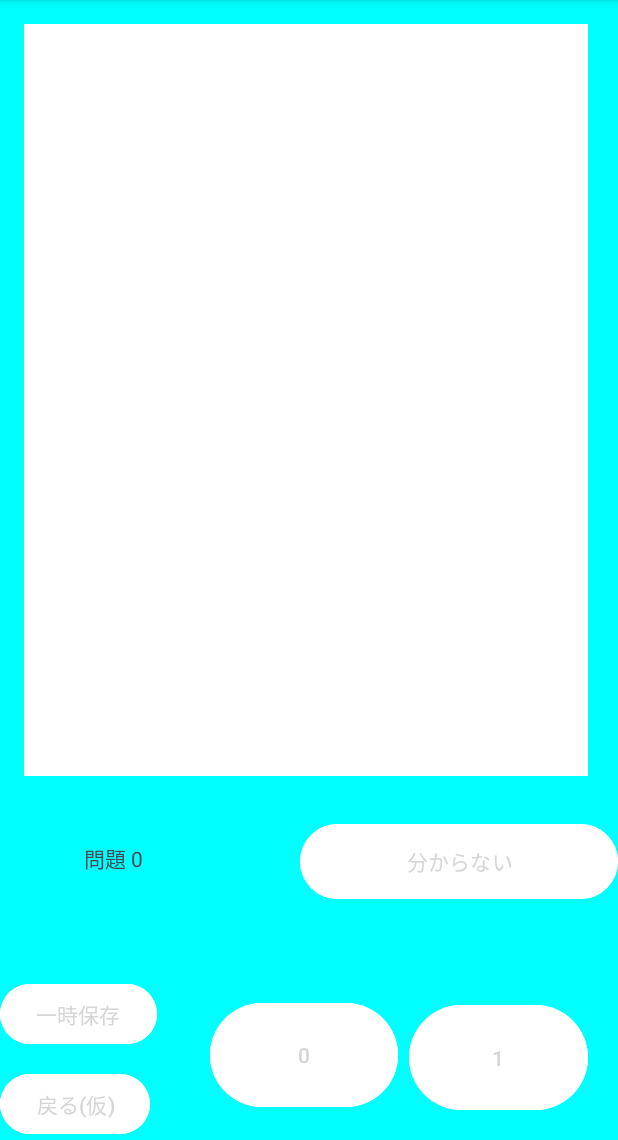
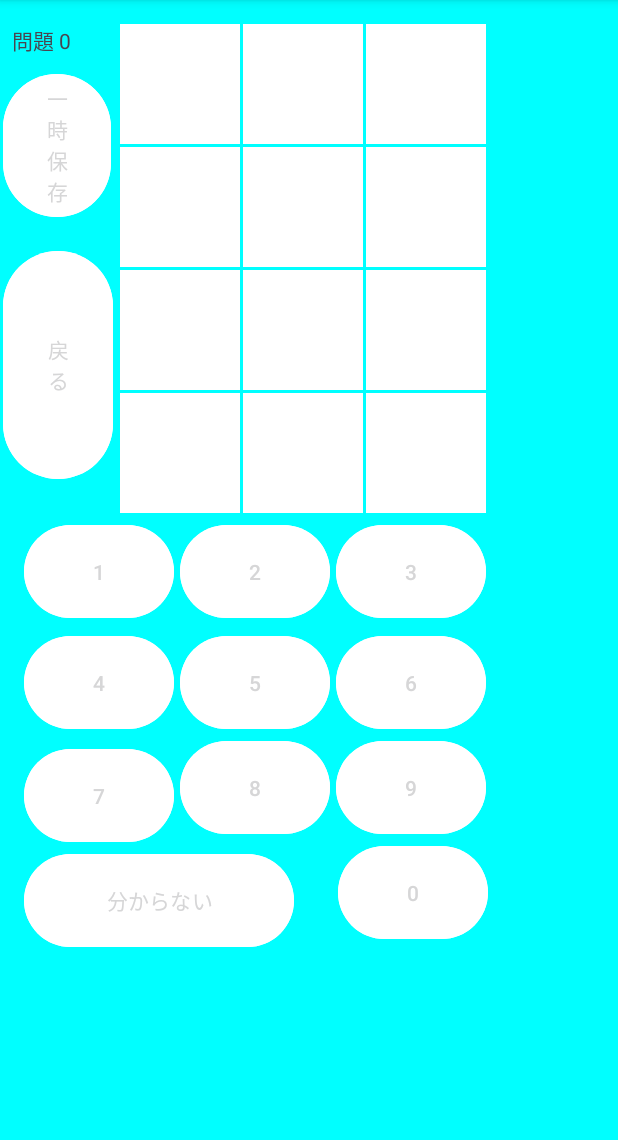
Before and after one commit to richu72/0-1Simulater, an Android app: the screen it shows after launch (simulator), after a tap on "スタート", on a phone screen of 412 x 824 dp, the part 96-1236 px from its top. Run offline under Robolectric (Android 15) with nearby library versions, the phone set to English and light mode, and no system bars.

Commit message:
ボタンの修正

```diff
--- a/app/src/main/AndroidManifest.xml
+++ b/app/src/main/AndroidManifest.xml
@@ -12,6 +12,9 @@
         android:supportsRtl="true"
         android:theme="@style/Theme.01Simulator"
         tools:targetApi="31">
+        <activity
+            android:name=".end"
+            android:exported="false" />
         <activity
             android:name=".menu"
             android:exported="false" />
--- /dev/null
+++ b/app/src/main/java/com/websarva/wings/android/a0_1simulator/YesNoDialog.java
@@ -0,0 +1,49 @@
+package com.websarva.wings.android.a0_1simulator;
+
+import android.app.AlertDialog;
+import android.app.Dialog;
+import android.content.DialogInterface;
+import android.os.Bundle;
+import androidx.annotation.NonNull;
+import androidx.fragment.app.DialogFragment;
+
+public class YesNoDialog extends DialogFragment {
+    simulation sm;
+    public boolean flag_save = false;
+    @NonNull
+    @Override
+    public Dialog onCreateDialog(@NonNull Bundle savedInstanceState) {
+        //ダイアログビルダーの生成
+        AlertDialog.Builder builder = new AlertDialog.Builder(getActivity());
+        //ダイアログのタイトルを設定
+        builder.setTitle((R.string.dialog_title));
+        //ダイアログのメッセージを設定
+        builder.setMessage(R.string.dialog_msg);
+        //YESボタン
+        builder.setPositiveButton(R.string.dialog_btn_yes, new DialogButtonClickListener());
+        //NOボタン
+        builder.setNegativeButton(R.string.dialog_btn_no, new DialogButtonClickListener());
+        //ダイアログオブジェクトを生成し、リターン
+        AlertDialog dialog = builder.create();
+        return dialog;
+    }
+
+    private class DialogButtonClickListener implements DialogInterface.OnClickListener {
+
+        @Override
+        public void onClick(DialogInterface dialog, int which) {
+            //タップされたアクションボタンで分岐。
+            System.out.println(which);
+            switch (which) {
+                //Positive Buttonならば…
+                case DialogInterface.BUTTON_POSITIVE:
+                    flag_save = true;
+                    break;
+                //Negative Buttonならば…
+                case DialogInterface.BUTTON_NEGATIVE:
+                    flag_save = false;
+                    break;
+            }
+        }
+    }
+}
--- /dev/null
+++ b/app/src/main/java/com/websarva/wings/android/a0_1simulator/end.java
@@ -0,0 +1,14 @@
+package com.websarva.wings.android.a0_1simulator;
+
+import androidx.appcompat.app.AppCompatActivity;
+
+import android.os.Bundle;
+
+public class end extends AppCompatActivity {
+
+    @Override
+    protected void onCreate(Bundle savedInstanceState) {
+        super.onCreate(savedInstanceState);
+        setContentView(R.layout.activity_end);
+    }
+}
--- a/app/src/main/java/com/websarva/wings/android/a0_1simulator/simulation.java
+++ b/app/src/main/java/com/websarva/wings/android/a0_1simulator/simulation.java
@@ -1,10 +1,12 @@
 package com.websarva.wings.android.a0_1simulator;
 
 import android.content.Context;
+import android.view.View;
 
 import java.io.BufferedReader;
 import java.io.File;
 import java.io.FileReader;
+import java.io.FileWriter;
 import java.io.IOException;
 import java.io.Serializable;
 import java.util.Arrays;
@@ -55,4 +57,17 @@ public class simulation implements Serializable {
         }
         calcImages();
     }
+    public void save(){
+        String str ="";
+        for(int i=0;i< current_number;i++){
+            str+=String.valueOf(i)+"\t"+String.valueOf(answers[i])+"\n";
+        }
+        try (FileWriter writer = new FileWriter(file)) {
+            writer.write(str);
+            writer.close();
+        }
+        catch (IOException e) {
+            e.printStackTrace();
+        }
+    }
 }
--- a/app/src/main/java/com/websarva/wings/android/a0_1simulator/simulator.java
+++ b/app/src/main/java/com/websarva/wings/android/a0_1simulator/simulator.java
@@ -2,7 +2,6 @@ package com.websarva.wings.android.a0_1simulator;
 
 import androidx.appcompat.app.AppCompatActivity;
 
-import android.content.Context;
 import android.content.Intent;
 import android.graphics.Color;
 import android.os.Bundle;
@@ -11,7 +10,6 @@ import android.widget.Button;
 import android.widget.ImageView;
 import android.widget.TextView;
 
-import java.io.File;
 import java.io.FileWriter;
 import java.io.IOException;
 
@@ -36,8 +34,17 @@ public class simulator extends AppCompatActivity {
 
     }
     public void back (View v) {
-        Intent intent = new Intent(this,MainActivity.class);//開く画面
-        startActivity(intent);//イベントハンドラ
+        if(sm.current_number==0){
+            Intent intent = new Intent(this, MainActivity.class);//開く画面
+            startActivity(intent);//イベントハンドラ
+        }
+        else {
+            sm.current_number--;
+            sm.calcImages();
+            setImages(sm.images);
+            TextView tv = findViewById(R.id.tvQuestionNo);
+            tv.setText("問題 "+String.valueOf(sm.current_number));
+        }
     }
 
     public void answer (View v) {
@@ -48,12 +55,39 @@ public class simulator extends AppCompatActivity {
         else if (b.getText().equals("1")) {
             sm.answers[sm.current_number]=1;
         }
+        else if (b.getText().equals("2")) {
+            sm.answers[sm.current_number]=2;
+        }
+        else if (b.getText().equals("3")) {
+            sm.answers[sm.current_number]=3;
+        }
+        else if (b.getText().equals("4")) {
+            sm.answers[sm.current_number]=4;
+        }
+        else if (b.getText().equals("5")) {
+            sm.answers[sm.current_number]=5;
+        }
+        else if (b.getText().equals("6")) {
+            sm.answers[sm.current_number]=6;
+        }
+        else if (b.getText().equals("7")) {
+            sm.answers[sm.current_number]=7;
+        }
+        else if (b.getText().equals("8")) {
+            sm.answers[sm.current_number]=8;
+        }
+        else if (b.getText().equals("9")) {
+            sm.answers[sm.current_number]=9;
+        }
         else if (b.getText().equals("分からない")) {
             sm.answers[sm.current_number]=-1;
         }
 
         if(sm.current_number==4095){
-            //end//終わった画面に遷移する
+            //終わった画面に遷移する
+            sm.save();
+            Intent intent = new Intent(this,end.class);//開く画面
+            startActivity(intent);//イベントハンドラ
         }
         int[] images = sm.getNextImages();
         TextView tv = findViewById(R.id.tvQuestionNo);
@@ -65,18 +99,7 @@ public class simulator extends AppCompatActivity {
         }
     }
 
-    public void saveTemporarily(View view){
-        String str ="";
-        for(int i=0;i< sm.current_number;i++){
-            str+=String.valueOf(i)+"\t"+String.valueOf(sm.answers[i])+"\n";
-        }
-        try (FileWriter writer = new FileWriter(sm.file)) {
-            writer.write(str);
-        }
-        catch (IOException e) {
-            e.printStackTrace();
-        }
-    }
+    //画像の切り替え
     public  void setImages(int[] images){
         if(images[0]==0){
             ImageView by = findViewById(R.id.imageView1);
@@ -175,4 +198,18 @@ public class simulator extends AppCompatActivity {
             by.setBackgroundColor(Color.rgb(0x00, 0x00,0x00));
         }
     }
+    //一時保存
+    public void saveTemporarily(View view){
+        sm.save();
+        Intent intent = new Intent(this, MainActivity.class);//開く画面
+        startActivity(intent);//イベントハンドラ
+    }
+//    public void onClickBack(View view){
+//        YesNoDialog dialogFragment = new YesNoDialog();
+//        dialogFragment.show(getSupportFragmentManager(),"YesNoDialog");
+//        System.out.println(dialogFragment.flag_save);
+//        if(dialogFragment.flag_save){
+//            sm.saveTemporarily();
+//        }
+//    }
 }
--- /dev/null
+++ b/app/src/main/res/layout/activity_end.xml
@@ -0,0 +1,18 @@
+<?xml version="1.0" encoding="utf-8"?>
+<androidx.constraintlayout.widget.ConstraintLayout xmlns:android="http://schemas.android.com/apk/res/android"
+    xmlns:app="http://schemas.android.com/apk/res-auto"
+    xmlns:tools="http://schemas.android.com/tools"
+    android:layout_width="match_parent"
+    android:layout_height="match_parent"
+    tools:context=".end">
+
+    <TextView
+        android:id="@+id/textView2"
+        android:layout_width="wrap_content"
+        android:layout_height="wrap_content"
+        android:text="お疲れさまでした。"
+        app:layout_constraintBottom_toBottomOf="parent"
+        app:layout_constraintEnd_toEndOf="parent"
+        app:layout_constraintStart_toStartOf="parent"
+        app:layout_constraintTop_toTopOf="parent" />
+</androidx.constraintlayout.widget.ConstraintLayout>
--- a/app/src/main/res/layout/activity_smulator.xml
+++ b/app/src/main/res/layout/activity_smulator.xml
@@ -7,11 +7,96 @@
     android:background="#00ffff"
     tools:context=".simulator">
 
+    <Button
+        android:id="@+id/answer_nine"
+        android:layout_width="100dp"
+        android:layout_height="70dp"
+        android:layout_marginStart="4dp"
+        android:backgroundTint="@color/background_selector"
+        android:onClick="answer"
+        android:text="9"
+        android:textColor="@color/color_selector"
+        app:layout_constraintBottom_toBottomOf="parent"
+        app:layout_constraintEnd_toEndOf="parent"
+        app:layout_constraintHorizontal_bias="0.0"
+        app:layout_constraintStart_toEndOf="@+id/answer_eight"
+        app:layout_constraintTop_toBottomOf="@+id/answer_six"
+        app:layout_constraintVertical_bias="0.0" />
+
+    <Button
+        android:id="@+id/answer_eight"
+        android:layout_width="100dp"
+        android:layout_height="70dp"
+        android:layout_marginStart="4dp"
+        android:backgroundTint="@color/background_selector"
+        android:onClick="answer"
+        android:text="8"
+        android:textColor="@color/color_selector"
+        app:layout_constraintBottom_toBottomOf="parent"
+        app:layout_constraintStart_toEndOf="@+id/answer_seven"
+        app:layout_constraintTop_toBottomOf="@+id/answer_five"
+        app:layout_constraintVertical_bias="0.0" />
+
+    <Button
+        android:id="@+id/answer_seven"
+        android:layout_width="100dp"
+        android:layout_height="70dp"
+        android:layout_marginStart="16dp"
+        android:backgroundTint="@color/background_selector"
+        android:onClick="answer"
+        android:text="7"
+        android:textColor="@color/color_selector"
+        app:layout_constraintBottom_toBottomOf="parent"
+        app:layout_constraintStart_toStartOf="parent"
+        app:layout_constraintTop_toBottomOf="@+id/answer_four"
+        app:layout_constraintVertical_bias="0.025" />
+
+    <Button
+        android:id="@+id/answer_five"
+        android:layout_width="100dp"
+        android:layout_height="70dp"
+        android:layout_marginStart="4dp"
+        android:layout_marginTop="4dp"
+        android:backgroundTint="@color/background_selector"
+        android:onClick="answer"
+        android:text="5"
+        android:textColor="@color/color_selector"
+        app:layout_constraintStart_toEndOf="@+id/answer_four"
+        app:layout_constraintTop_toBottomOf="@+id/answer_two" />
+
+    <Button
+        android:id="@+id/answer_six"
+        android:layout_width="100dp"
+        android:layout_height="70dp"
+        android:layout_marginStart="4dp"
+        android:layout_marginTop="4dp"
+        android:backgroundTint="@color/background_selector"
+        android:onClick="answer"
+        android:text="6"
+        android:textColor="@color/color_selector"
+        app:layout_constraintEnd_toEndOf="parent"
+        app:layout_constraintHorizontal_bias="0.0"
+        app:layout_constraintStart_toEndOf="@+id/answer_five"
+        app:layout_constraintTop_toBottomOf="@+id/answer_three" />
+
+    <Button
+        android:id="@+id/answer_four"
+        android:layout_width="100dp"
+        android:layout_height="70dp"
+        android:layout_marginStart="16dp"
+        android:layout_marginTop="4dp"
+        android:backgroundTint="@color/background_selector"
+        android:onClick="answer"
+        android:text="4"
+        android:textColor="@color/color_selector"
+        app:layout_constraintStart_toStartOf="parent"
+        app:layout_constraintTop_toBottomOf="@+id/answer_one" />
+
     <ImageView
         android:id="@+id/imageView1"
-        android:layout_width="125dp"
-        android:layout_height="125dp"
-        android:layout_marginStart="16dp"
+        android:layout_width="80dp"
+        android:layout_height="80dp"
+        android:layout_marginStart="80dp"
         android:layout_marginTop="16dp"
         app:layout_constraintStart_toStartOf="parent"
         app:layout_constraintTop_toTopOf="parent"
@@ -19,8 +104,9 @@
 
     <ImageView
         android:id="@+id/imageView2"
-        android:layout_width="125dp"
-        android:layout_height="125dp"
+        android:layout_width="80dp"
+        android:layout_height="80dp"
+        android:layout_marginStart="2dp"
         android:layout_marginTop="16dp"
         app:layout_constraintStart_toEndOf="@+id/imageView1"
         app:layout_constraintTop_toTopOf="parent"
@@ -28,10 +114,10 @@
 
     <ImageView
         android:id="@+id/imageView3"
-        android:layout_width="125dp"
-        android:layout_height="125dp"
+        android:layout_width="80dp"
+        android:layout_height="80dp"
+        android:layout_marginStart="2dp"
         android:layout_marginTop="16dp"
-        android:layout_marginEnd="16dp"
         app:layout_constraintEnd_toEndOf="parent"
         app:layout_constraintHorizontal_bias="0.0"
         app:layout_constraintStart_toEndOf="@+id/imageView2"
@@ -40,26 +126,30 @@
 
     <ImageView
         android:id="@+id/imageView4"
-        android:layout_width="125dp"
-        android:layout_height="125dp"
-        android:layout_marginStart="16dp"
+        android:layout_width="80dp"
+        android:layout_height="80dp"
+        android:layout_marginStart="80dp"
+        android:layout_marginTop="2dp"
         app:layout_constraintStart_toStartOf="parent"
         app:layout_constraintTop_toBottomOf="@+id/imageView1"
         tools:srcCompat="@color/white" />
 
     <ImageView
         android:id="@+id/imageView5"
-        android:layout_width="125dp"
-        android:layout_height="125dp"
+        android:layout_width="80dp"
+        android:layout_height="80dp"
+        android:layout_marginStart="2dp"
+        android:layout_marginTop="2dp"
         app:layout_constraintStart_toEndOf="@+id/imageView4"
         app:layout_constraintTop_toBottomOf="@+id/imageView2"
         tools:srcCompat="@color/white" />
 
     <ImageView
         android:id="@+id/imageView6"
-        android:layout_width="125dp"
-        android:layout_height="125dp"
-        android:layout_marginEnd="16dp"
+        android:layout_width="80dp"
+        android:layout_height="80dp"
+        android:layout_marginStart="2dp"
+        android:layout_marginTop="2dp"
         app:layout_constraintEnd_toEndOf="parent"
         app:layout_constraintHorizontal_bias="0.0"
         app:layout_constraintStart_toEndOf="@+id/imageView5"
@@ -68,26 +158,30 @@
 
     <ImageView
         android:id="@+id/imageView7"
-        android:layout_width="125dp"
-        android:layout_height="125dp"
-        android:layout_marginStart="16dp"
+        android:layout_width="80dp"
+        android:layout_height="80dp"
+        android:layout_marginStart="80dp"
+        android:layout_marginTop="2dp"
         app:layout_constraintStart_toStartOf="parent"
         app:layout_constraintTop_toBottomOf="@+id/imageView4"
         tools:srcCompat="@color/white" />
 
     <ImageView
         android:id="@+id/imageView8"
-        android:layout_width="125dp"
-        android:layout_height="125dp"
+        android:layout_width="80dp"
+        android:layout_height="80dp"
+        android:layout_marginStart="2dp"
+        android:layout_marginTop="2dp"
         app:layout_constraintStart_toEndOf="@+id/imageView7"
         app:layout_constraintTop_toBottomOf="@+id/imageView5"
         tools:srcCompat="@color/white" />
 
     <ImageView
         android:id="@+id/imageView9"
-        android:layout_width="125dp"
-        android:layout_height="125dp"
-        android:layout_marginEnd="16dp"
+        android:layout_width="80dp"
+        android:layout_height="80dp"
+        android:layout_marginStart="2dp"
+        android:layout_marginTop="2dp"
         app:layout_constraintEnd_toEndOf="parent"
         app:layout_constraintHorizontal_bias="0.0"
         app:layout_constraintStart_toEndOf="@+id/imageView8"
@@ -96,26 +190,30 @@
 
     <ImageView
         android:id="@+id/imageView10"
-        android:layout_width="125dp"
-        android:layout_height="125dp"
-        android:layout_marginStart="16dp"
+        android:layout_width="80dp"
+        android:layout_height="80dp"
+        android:layout_marginStart="80dp"
+        android:layout_marginTop="2dp"
         app:layout_constraintStart_toStartOf="parent"
         app:layout_constraintTop_toBottomOf="@+id/imageView7"
         tools:srcCompat="@color/white" />
 
     <ImageView
         android:id="@+id/imageView11"
-        android:layout_width="125dp"
-        android:layout_height="125dp"
+        android:layout_width="80dp"
+        android:layout_height="80dp"
+        android:layout_marginStart="2dp"
+        android:layout_marginTop="2dp"
         app:layout_constraintStart_toEndOf="@+id/imageView10"
         app:layout_constraintTop_toBottomOf="@+id/imageView8"
         tools:srcCompat="@color/white" />
 
     <ImageView
         android:id="@+id/imageView12"
-        android:layout_width="125dp"
-        android:layout_height="125dp"
-        android:layout_marginEnd="16dp"
+        android:layout_width="80dp"
+        android:layout_height="80dp"
+        android:layout_marginStart="2dp"
+        android:layout_marginTop="2dp"
         app:layout_constraintEnd_toEndOf="parent"
         app:layout_constraintHorizontal_bias="0.0"
         app:layout_constraintStart_toEndOf="@+id/imageView11"
@@ -124,78 +222,109 @@
 
     <Button
         android:id="@+id/answer_one"
-        android:layout_width="119dp"
-        android:layout_height="78dp"
-        android:layout_marginEnd="20dp"
-        android:layout_marginBottom="16dp"
+        android:layout_width="100dp"
+        android:layout_height="70dp"
+        android:layout_marginStart="16dp"
+        android:layout_marginTop="4dp"
+        android:backgroundTint="@color/background_selector"
+        android:onClick="answer"
         android:text="1"
         android:textColor="@color/color_selector"
+        app:layout_constraintStart_toStartOf="parent"
+        app:layout_constraintTop_toBottomOf="@+id/imageView10" />
+
+    <Button
+        android:id="@+id/answer_two"
+        android:layout_width="100dp"
+        android:layout_height="70dp"
+        android:layout_marginStart="4dp"
+        android:layout_marginTop="4dp"
         android:backgroundTint="@color/background_selector"
         android:onClick="answer"
-        app:layout_constraintBottom_toBottomOf="parent"
+        android:text="2"
+        android:textColor="@color/color_selector"
+        app:layout_constraintStart_toEndOf="@+id/answer_one"
+        app:layout_constraintTop_toBottomOf="@+id/imageView11" />
+
+    <Button
+        android:id="@+id/answer_three"
+        android:layout_width="100dp"
+        android:layout_height="70dp"
+        android:layout_marginStart="4dp"
+        android:layout_marginTop="4dp"
+        android:backgroundTint="@color/background_selector"
+        android:onClick="answer"
+        android:text="3"
+        android:textColor="@color/color_selector"
         app:layout_constraintEnd_toEndOf="parent"
-        app:layout_constraintHorizontal_bias="1.0"
-        app:layout_constraintStart_toEndOf="@+id/answer_zero" />
+        app:layout_constraintHorizontal_bias="0.0"
+        app:layout_constraintStart_toEndOf="@+id/answer_two"
+        app:layout_constraintTop_toBottomOf="@+id/imageView12" />
 
     <Button
         android:id="@+id/button2"
-        android:layout_width="wrap_content"
-        android:layout_height="wrap_content"
+        android:layout_width="73dp"
+        android:layout_height="160dp"
+        android:layout_marginStart="2dp"
+        android:backgroundTint="@color/background_selector"
+        android:onClick="back"
         android:text="@string/back"
-        android:onClick="back"
         android:textColor="@color/color_selector"
-        android:backgroundTint="@color/background_selector"
         app:layout_constraintBottom_toBottomOf="parent"
-        app:layout_constraintStart_toStartOf="parent" />
+        app:layout_constraintStart_toStartOf="parent"
+        app:layout_constraintTop_toBottomOf="@+id/button3"
+        app:layout_constraintVertical_bias="0.032" />
 
     <Button
         android:id="@+id/button3"
-        android:layout_width="wrap_content"
-        android:layout_height="wrap_content"
-        android:layout_marginBottom="12dp"
+        android:layout_width="72dp"
+        android:layout_height="103dp"
+        android:layout_marginStart="2dp"
         android:backgroundTint="@color/background_selector"
         android:onClick="saveTemporarily"
         android:text="@string/save"
         android:textColor="@color/color_selector"
-        app:layout_constraintBottom_toTopOf="@+id/button2"
         app:layout_constraintStart_toStartOf="parent"
-        app:layout_constraintTop_toBottomOf="@+id/tvQuestionNo"
-        app:layout_constraintVertical_bias="1.0" />
+        app:layout_constraintTop_toBottomOf="@+id/tvQuestionNo" />
 
     <Button
         android:id="@+id/answer_zero"
-        android:layout_width="125dp"
-        android:layout_height="77dp"
-        android:layout_marginStart="40dp"
+        android:layout_width="100dp"
+        android:layout_height="70dp"
         android:layout_marginBottom="16dp"
+        android:backgroundTint="@color/background_selector"
+        android:onClick="answer"
         android:text="0"
-        android:onClick="answer"
         android:textColor="@color/color_selector"
-        android:backgroundTint="@color/background_selector"
         app:layout_constraintBottom_toBottomOf="parent"
-        app:layout_constraintStart_toEndOf="@+id/button2"
-        app:layout_constraintTop_toBottomOf="@+id/answer_no"
-        app:layout_constraintVertical_bias="0.972" />
+        app:layout_constraintEnd_toEndOf="parent"
+        app:layout_constraintHorizontal_bias="0.252"
+        app:layout_constraintStart_toEndOf="@+id/answer_no"
+        app:layout_constraintTop_toBottomOf="@+id/answer_nine"
+        app:layout_constraintVertical_bias="0.0" />
 
     <Button
         android:id="@+id/answer_no"
-        android:layout_width="212dp"
-        android:layout_height="58dp"
-        android:layout_marginTop="28dp"
+        android:layout_width="180dp"
+        android:layout_height="70dp"
+        android:layout_marginStart="16dp"
+        android:layout_marginBottom="16dp"
+        android:backgroundTint="@color/background_selector"
+        android:onClick="answer"
         android:text="@string/answer_no"
-        android:onClick="answer"
         android:textColor="@color/color_selector"
-        android:backgroundTint="@color/background_selector"
-        app:layout_constraintEnd_toEndOf="parent"
-        app:layout_constraintTop_toBottomOf="@+id/imageView12" />
+        app:layout_constraintBottom_toBottomOf="parent"
+        app:layout_constraintStart_toStartOf="parent"
+        app:layout_constraintTop_toBottomOf="@+id/answer_seven"
+        app:layout_constraintVertical_bias="0.0" />
 
     <TextView
         android:id="@+id/tvQuestionNo"
-        android:layout_width="wrap_content"
-        android:layout_height="wrap_content"
-        android:layout_marginStart="56dp"
-        android:layout_marginTop="44dp"
+        android:layout_width="86dp"
+        android:layout_height="29dp"
+        android:layout_marginStart="8dp"
+        android:layout_marginTop="16dp"
         android:text="TextView"
         app:layout_constraintStart_toStartOf="parent"
-        app:layout_constraintTop_toBottomOf="@+id/imageView10" />
+        app:layout_constraintTop_toTopOf="parent" />
 </androidx.constraintlayout.widget.ConstraintLayout>
--- a/app/src/main/res/values/strings.xml
+++ b/app/src/main/res/values/strings.xml
@@ -15,9 +15,21 @@
     <string name="ninth">2の9乗</string>
     <string name="tenth">2の10乗</string>
     <string name="eleventh">2の11乗</string>
-    <string name="back">戻る(仮)</string>
+    <string name="back">戻る</string>
     <string name="answer_zero">0</string>
     <string name="answer_one">1</string>
+    <string name="answer_two">2</string>
+    <string name="answer_three">3</string>
+    <string name="answer_four">4</string>
+    <string name="answer_five">5</string>
+    <string name="answer_six">6</string>
+    <string name="answer_seven">7</string>
+    <string name="answer_eight">8</string>
+    <string name="answer_nine">9</string>
     <string name="answer_no">分からない</string>
     <string name="save">一時保存</string>
+    <string name="dialog_title">タイトル</string>
+    <string name="dialog_msg">メッセージ</string>
+    <string name="dialog_btn_yes">はい</string>
+    <string name="dialog_btn_no">いいえ</string>
 </resources>
```
